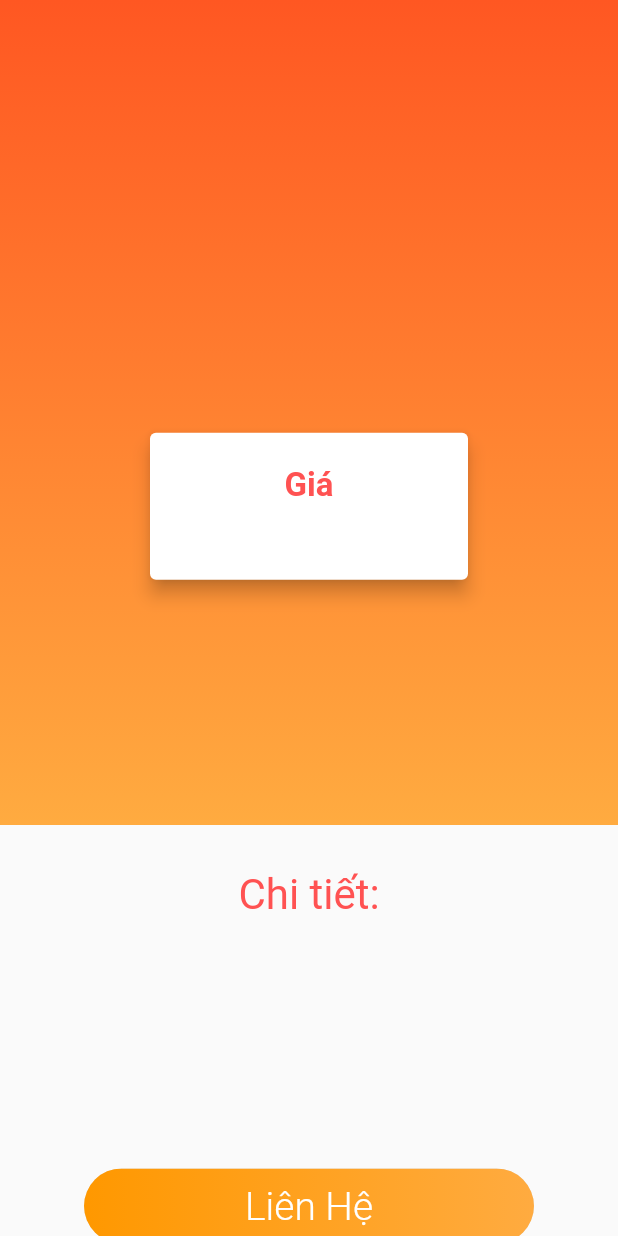
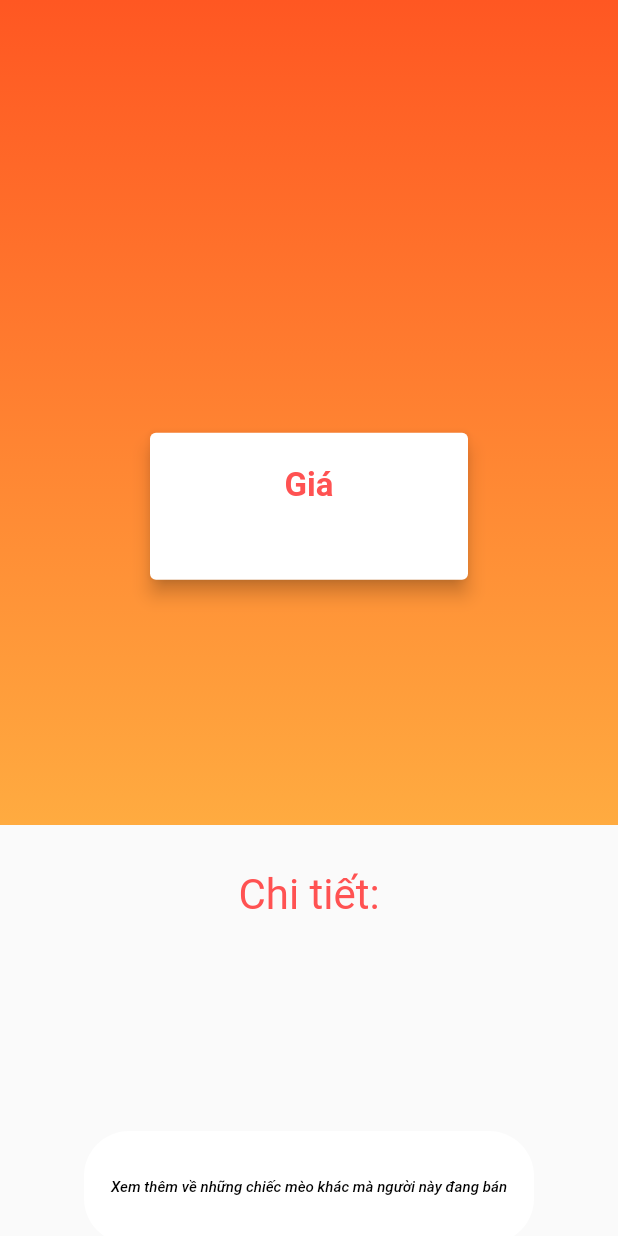
Before and after one commit to minhpham591/cat_seller, a Flutter app: the CatDetail screen opened directly with empty values, on a phone screen of 412 x 824 dp. Run offline on Flutter 3.47's test engine with Material 2 defaults, Android fonts, the phone set to English and light mode, and no system bars; our stand-ins replace cloud_firestore, firebase_auth, firebase_core, otp_text_field; accounts and stored records are empty.

Commit message:
not fix UI

```diff
--- a/lib/createNew.dart
+++ b/lib/createNew.dart
@@ -125,7 +125,7 @@ class _NewCreate extends State<NewCreate> {
                     style: style,
                     decoration: InputDecoration(
                       contentPadding: EdgeInsets.fromLTRB(20, 15, 20, 15),
-                      hintText: "Tên",
+                      hintText: "Giống mèo",
                       border: OutlineInputBorder(
                           borderRadius: BorderRadius.circular(12)),
                     ),
--- a/lib/detailCat.dart
+++ b/lib/detailCat.dart
@@ -127,7 +127,35 @@ class CatDetail extends StatelessWidget {
             ),
           ),
           SizedBox(
-            height: 100.0,
+            height: 75.0,
+          ),
+           Container(
+            width: 300.00,
+
+            child: FlatButton(
+                onPressed: ()=>launch("tel:$phone"),
+                shape: RoundedRectangleBorder(
+                    borderRadius: BorderRadius.circular(80.0)
+                ),
+                padding: EdgeInsets.all(0.0),
+                child: Ink(
+                  decoration: BoxDecoration(
+                    gradient: LinearGradient(
+                        begin: Alignment.centerRight,
+                        end: Alignment.centerLeft,
+                        colors: [Colors.white]
+                    ),
+                    borderRadius: BorderRadius.circular(30.0),
+                  ),
+                  child: Container(
+                    constraints: BoxConstraints(maxWidth: 300.0, minHeight: 75.0),
+                    alignment: Alignment.center,
+                    child: Text("Xem thêm về những chiếc mèo khác mà người này đang bán",
+                      style: TextStyle(color: Colors.black, fontSize: 10.0, fontStyle: FontStyle.italic),
+                    ),
+                  ),
+                )
+            ),
           ),
           Container(
             width: 300.00,
```
Also changed, not shown: lib/catSelling.dart (+22 -2 lines), lib/mySelling.dart (+22 -2 lines).
